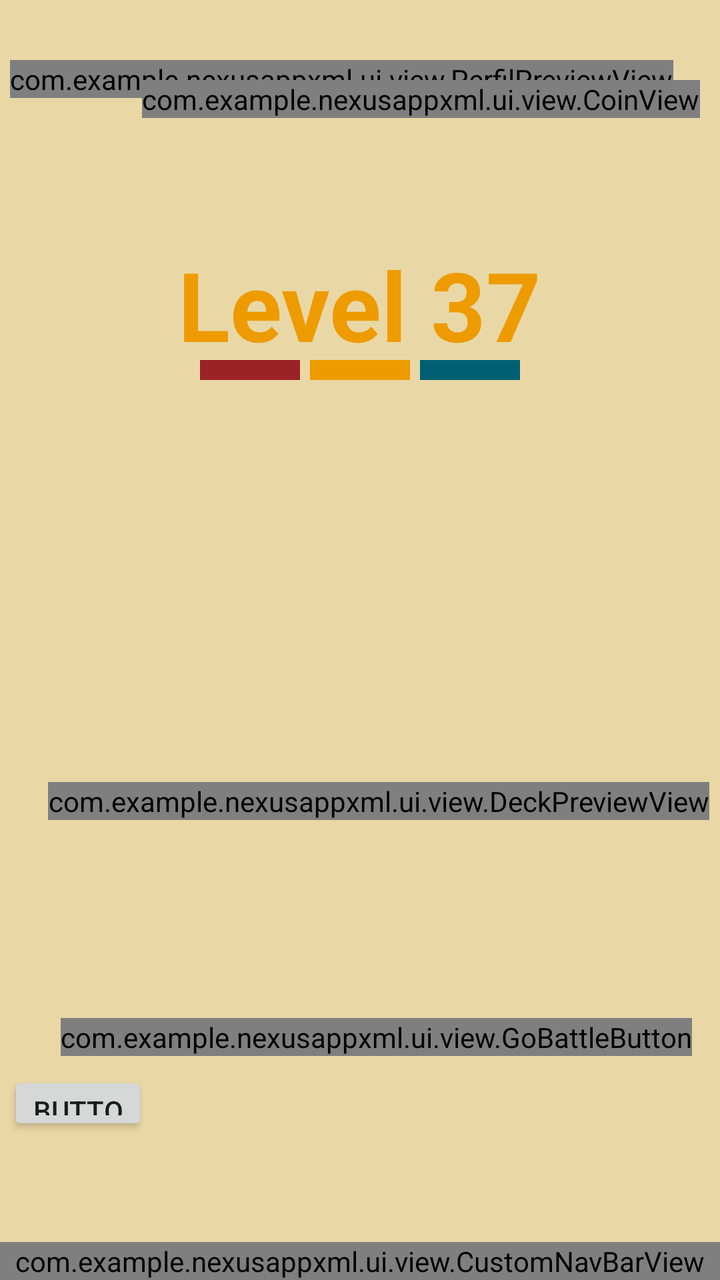
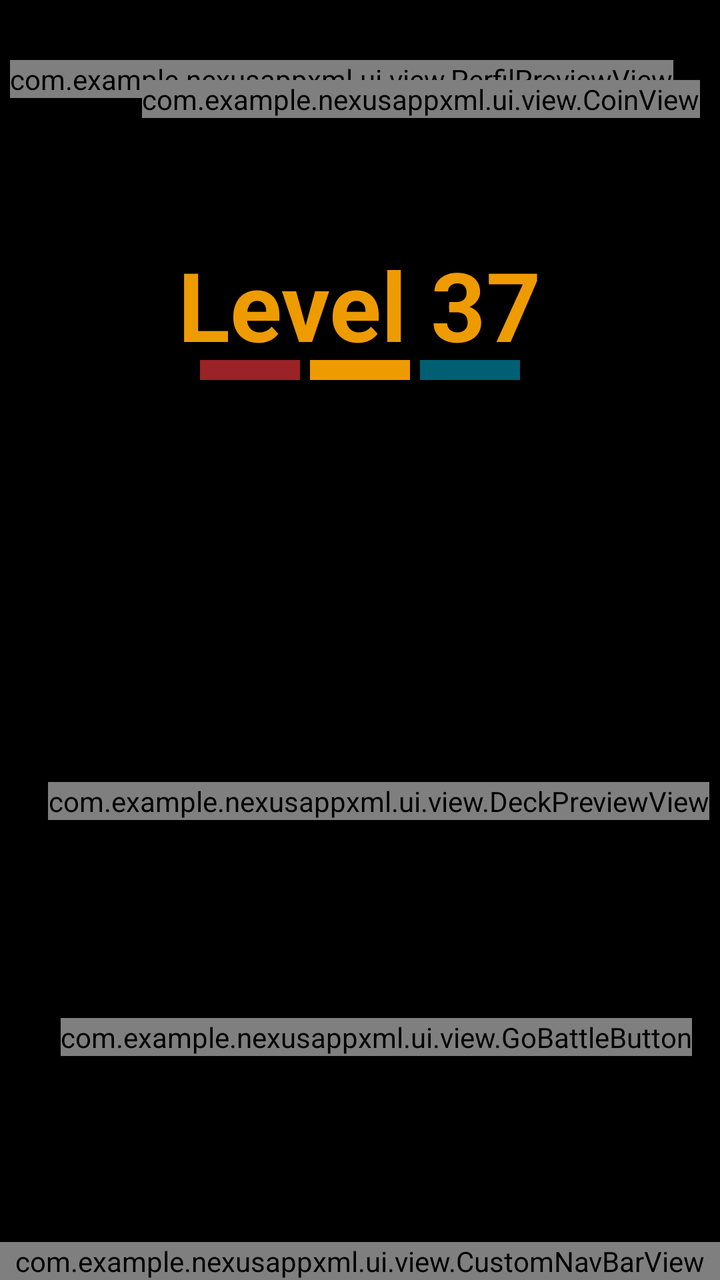

Before-and-after screenshots of an Android layout around one commit, followed by the original layout XML and the change that was made.
<!-- AndroidManifest.xml: application theme Theme.NexusAppXml -->
<!-- res/layout/activity_initial.xml -->
<?xml version="1.0" encoding="utf-8"?>
<androidx.constraintlayout.widget.ConstraintLayout xmlns:android="http://schemas.android.com/apk/res/android"
    xmlns:app="http://schemas.android.com/apk/res-auto"
    xmlns:tools="http://schemas.android.com/tools"
    android:id="@+id/main"
    android:layout_width="match_parent"
    android:layout_height="match_parent"
    android:background="#e9d8a6"
    tools:context=".ui.activity.InitialActivity">











    <Button
        android:id="@+id/exit"
        android:layout_width="70dp"
        android:layout_height="32dp"
        android:text="Button"
        app:layout_constraintBottom_toBottomOf="parent"
        app:layout_constraintEnd_toEndOf="parent"
        app:layout_constraintHorizontal_bias="0.014"
        app:layout_constraintStart_toStartOf="parent"
        app:layout_constraintTop_toTopOf="parent"
        app:layout_constraintVertical_bias="0.881" />

    <com.example.nexusappxml.ui.view.CustomNavBarView
        android:id="@+id/nav_bar_customizada"
        android:layout_width="0dp"
        android:layout_height="wrap_content"
        app:layout_constraintBottom_toBottomOf="parent"
        app:layout_constraintStart_toStartOf="parent"
        app:layout_constraintEnd_toEndOf="parent" />

    <com.example.nexusappxml.ui.view.PerfilPreviewView
        android:id="@+id/user_preview_component"
        android:layout_width="wrap_content"
        android:layout_height="wrap_content"
        android:layout_marginStart="5dp"
        android:layout_marginTop="30dp"
        app:layout_constraintStart_toStartOf="parent"
        app:layout_constraintTop_toTopOf="parent" />

    <com.example.nexusappxml.ui.view.CoinView
        android:id="@+id/coin_view"
        android:layout_width="wrap_content"
        android:layout_height="wrap_content"
        android:layout_marginTop="40dp"
        android:layout_marginEnd="10dp"
        app:layout_constraintEnd_toEndOf="parent"
        app:layout_constraintTop_toTopOf="parent" />

    <com.example.nexusappxml.ui.view.GoBattleButton
        android:id="@+id/btn_go_battle"
        android:layout_width="wrap_content"
        android:layout_height="wrap_content"
        android:layout_marginStart="20dp"
        android:layout_marginBottom="112dp"
        app:layout_constraintBottom_toBottomOf="parent"
        app:layout_constraintEnd_toEndOf="parent"
        app:layout_constraintHorizontal_bias="0.426"
        app:layout_constraintStart_toStartOf="parent" />

    <com.example.nexusappxml.ui.view.DeckPreviewView
        android:id="@+id/btn_go_deck"
        android:layout_width="wrap_content"
        android:layout_height="wrap_content"
        android:layout_marginStart="20dp"
        android:layout_marginBottom="230dp"
        app:layout_constraintBottom_toBottomOf="parent"
        app:layout_constraintEnd_toEndOf="parent"
        app:layout_constraintHorizontal_bias="0.441"
        app:layout_constraintStart_toStartOf="parent" />

    <TextView
        android:id="@+id/textView2"
        android:layout_width="wrap_content"
        android:layout_height="wrap_content"
        android:layout_marginTop="120dp"
        android:text="Level 37"
        android:textColor="#ee9b00"
        android:textSize="48sp"
        android:textStyle="bold"
        app:layout_constraintEnd_toEndOf="parent"
        app:layout_constraintStart_toStartOf="parent"
        app:layout_constraintTop_toTopOf="parent" />

    <View
        android:layout_width="50dp"
        android:layout_height="10dp"
        android:layout_marginTop="180dp"
        android:background="#ee9b00"
        app:layout_constraintEnd_toEndOf="parent"
        app:layout_constraintStart_toStartOf="parent"
        app:layout_constraintTop_toTopOf="parent" />

    <View
        android:layout_width="50dp"
        android:layout_height="10dp"
        android:layout_marginTop="180dp"
        android:layout_marginEnd="110dp"
        android:background="#9b2226"
        app:layout_constraintEnd_toEndOf="parent"
        app:layout_constraintStart_toStartOf="parent"
        app:layout_constraintTop_toTopOf="parent" />

    <View
        android:layout_width="50dp"
        android:layout_height="10dp"
        android:layout_marginStart="110dp"
        android:layout_marginTop="180dp"
        android:background="#005f73"
        app:layout_constraintEnd_toEndOf="parent"
        app:layout_constraintStart_toStartOf="parent"
        app:layout_constraintTop_toTopOf="parent" />
</androidx.constraintlayout.widget.ConstraintLayout>
<!-- resources referenced by this layout -->
<resources>
  <style name="Theme.NexusAppXml" parent="Theme.AppCompat.DayNight.NoActionBar">
          <item name="colorPrimary">#6200EE</item>
          <item name="colorPrimaryDark">#3700B3</item>
          <item name="colorAccent">#03DAC5</item>
      </style>
</resources>

<!-- the commit's change to res/layout/activity_initial.xml (unified diff, before → after) -->
@@ -8,27 +8,14 @@
     android:background="#e9d8a6"
     tools:context=".ui.activity.InitialActivity">
 
-
-
-
-
-
-
-
-
-
-
-    <Button
-        android:id="@+id/exit"
-        android:layout_width="70dp"
-        android:layout_height="32dp"
-        android:text="Button"
-        app:layout_constraintBottom_toBottomOf="parent"
-        app:layout_constraintEnd_toEndOf="parent"
-        app:layout_constraintHorizontal_bias="0.014"
-        app:layout_constraintStart_toStartOf="parent"
-        app:layout_constraintTop_toTopOf="parent"
-        app:layout_constraintVertical_bias="0.881" />
+    <ImageView
+        android:id="@+id/imgBackground"
+        android:layout_width="match_parent"
+        android:layout_height="match_parent"
+        android:layout_margin="0dp"
+        android:background="#000000"
+        tools:layout_editor_absoluteX="20dp"
+        tools:layout_editor_absoluteY="20dp"/>
 
     <com.example.nexusappxml.ui.view.CustomNavBarView
         android:id="@+id/nav_bar_customizada"
